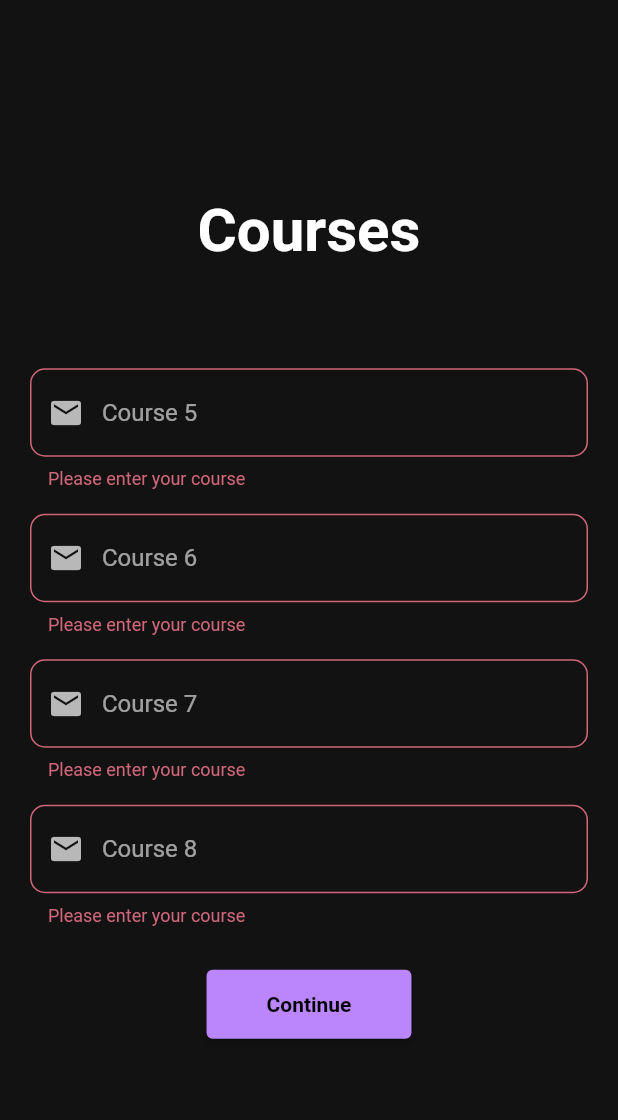
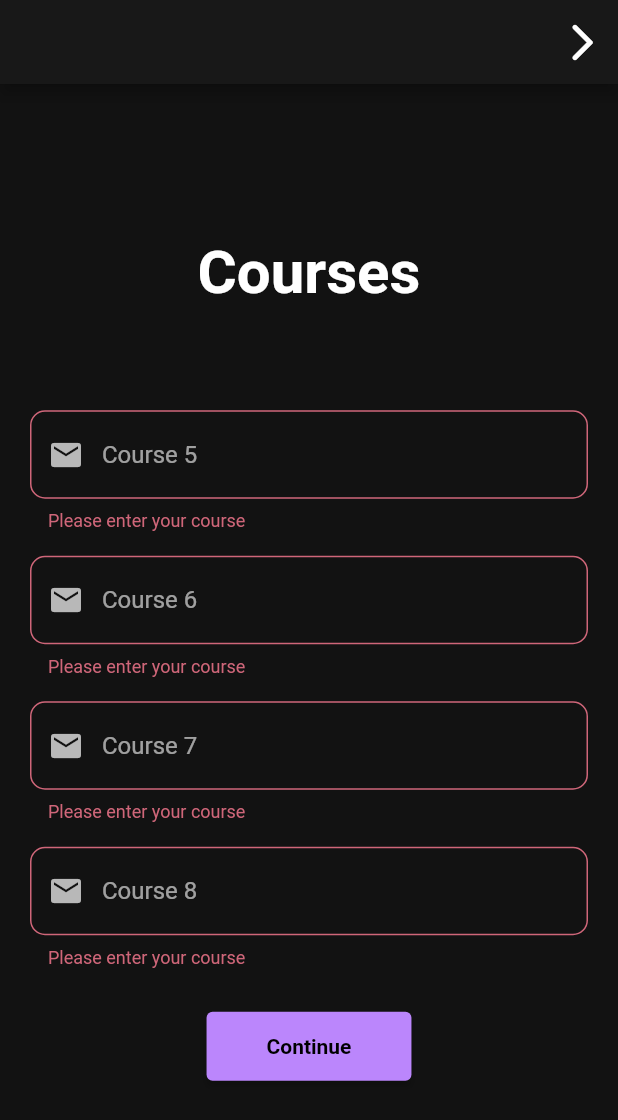
Before and after one commit to SwagCheese/seycove_calander, a Flutter app: the screen it shows after launch, after a tap on "Continue", on a phone screen of 412 x 824 dp. Shown: the top 1120 px of the screen. Run offline on Flutter 3.47's test engine with Material 2 defaults, Android fonts, the phone set to English and light mode, and no system bars; missing offline and left inert: calendar_agenda.

Commit message:
Login stuff

```diff
--- a/lib/login_page.dart
+++ b/lib/login_page.dart
@@ -20,6 +20,21 @@ class _LoginPageState extends State<LoginPage> {
   @override
   Widget build(BuildContext context) {
     return Scaffold(
+      appBar: AppBar(
+        leading: Container(),
+        actions: [
+          IconButton(
+            icon: Icon(Icons.arrow_forward_ios_rounded, size: 30,),
+            onPressed: () {
+              Navigator.push(
+                context,
+                MaterialPageRoute(builder: (context) => MainView(title: 'Seycove Calendar App,')),
+              );
+            },
+          ),
+        ],
+
+      ),
     backgroundColor: Theme.of(context).colorScheme.background,
       body: Container(
         padding: const EdgeInsets.all(20),
@@ -141,9 +156,7 @@ class _LoginPageState extends State<LoginPage> {
             onPressed: () async {
               if (_formKey.currentState!.validate()) {
                 List<Course> selectedCourses = [];
-
                 int idkBecauseThisShittyChatGPTGenoratedCodeDoesntAskForTheRoomNumber = -1;
-
                 List<Block> blocksOrder = [Block.first, Block.second, Block.third, Block.fourth];
 
                 for (int i = 0; i < selectedCoursesStrings.length; ++i) {
@@ -152,7 +165,10 @@ class _LoginPageState extends State<LoginPage> {
 
                 saveConfig(selectedCourses);
 
-                        runApp(const SeydarApp());
+                Navigator.push(
+                  context,
+                  MaterialPageRoute(builder: (context) => MainView(title: 'Seycove Calendar App,')),
+                );
               }
             },
             style: ElevatedButton.styleFrom(
@@ -165,6 +181,7 @@ class _LoginPageState extends State<LoginPage> {
               ),
             ),
           )
+
                 ],
               ),
             )
```
Also changed, not shown: 1 other file. Lines whose indentation alone changed are shown as unchanged.
